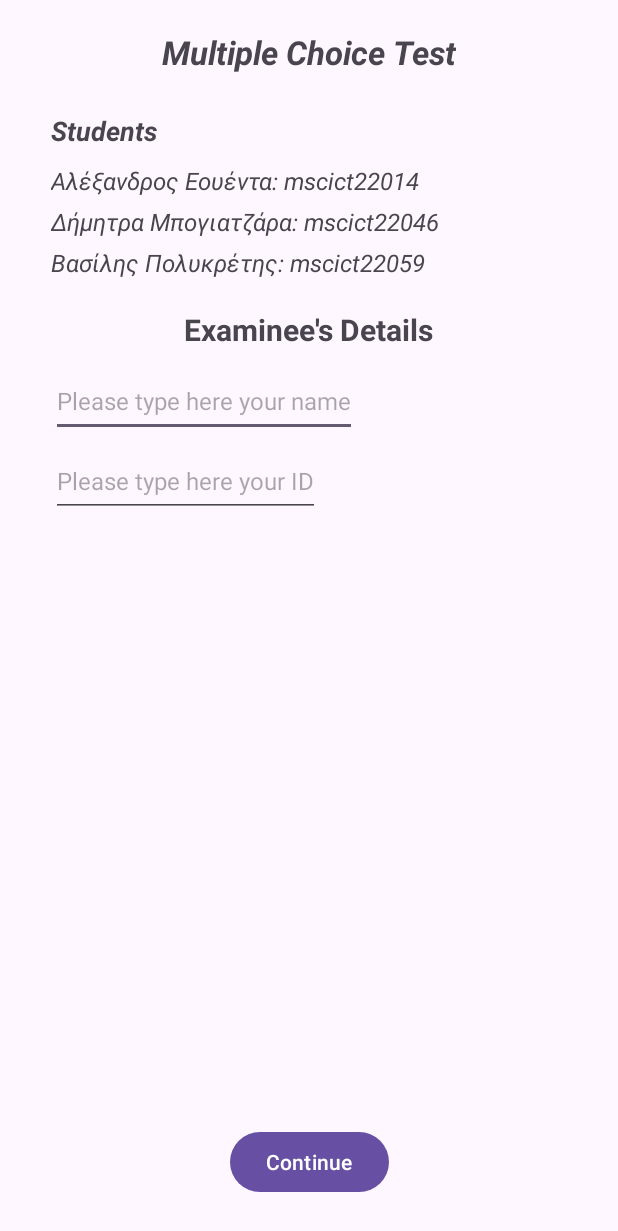
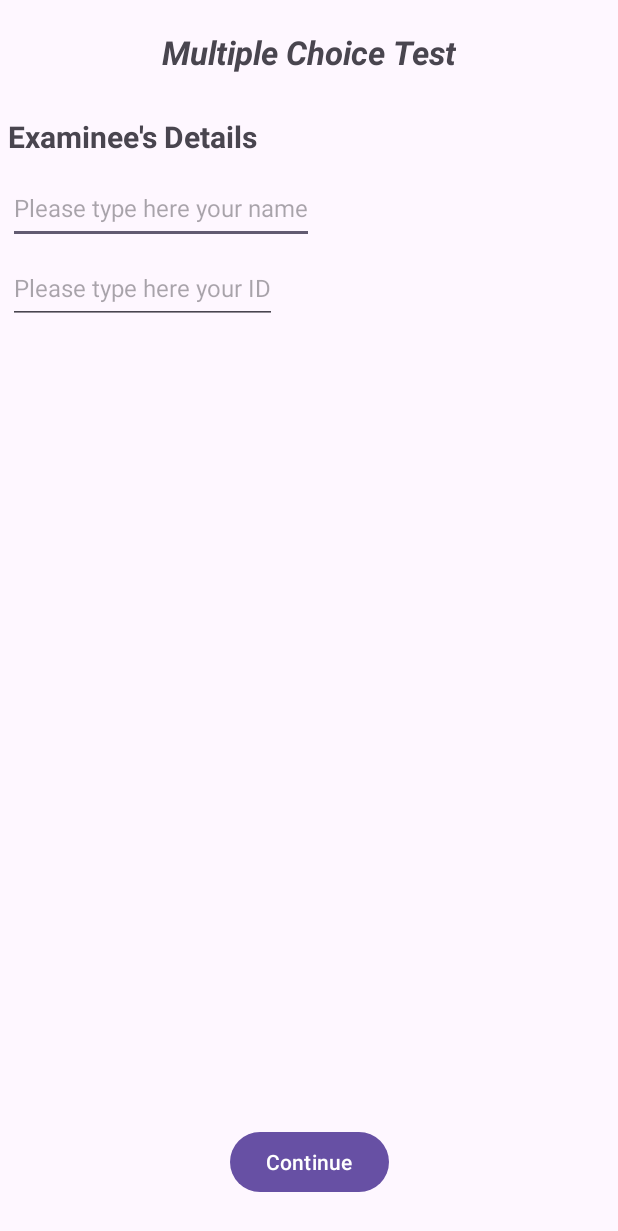
Before and after one commit to Alexandros-Eu/Questionnaire, an Android app: the screen it shows after launch (SplashScreen), on a phone screen of 412 x 824 dp. Shown: the top 1231 px of the screen. Run offline under Robolectric (Android 15) with nearby library versions, the phone set to English and light mode, and no system bars.

Commit message:
Removed student's details

```diff
--- a/app/src/main/res/layout/splash_screen_layout.xml
+++ b/app/src/main/res/layout/splash_screen_layout.xml
@@ -17,52 +17,7 @@
         app:layout_constraintStart_toStartOf="parent"
         app:layout_constraintTop_toTopOf="parent" />
 
-    <TextView
-        android:id="@+id/student_names"
-        android:layout_width="wrap_content"
-        android:layout_height="wrap_content"
-        android:layout_marginTop="25dp"
-        android:text="@string/student_names"
-        android:textAllCaps="false"
-        android:textSize="18sp"
-        android:textStyle="bold|italic"
-        app:layout_constraintEnd_toEndOf="parent"
-        app:layout_constraintHorizontal_bias="0.1"
-        app:layout_constraintStart_toStartOf="parent"
-        app:layout_constraintTop_toBottomOf="@+id/project_title" />
 
-    <TextView
-        android:id="@+id/student_1"
-        android:layout_width="wrap_content"
-        android:layout_height="wrap_content"
-        android:layout_marginTop="10dp"
-        android:text="@string/student_1"
-        android:textSize="16sp"
-        android:textStyle="italic"
-        app:layout_constraintStart_toStartOf="@+id/student_names"
-        app:layout_constraintTop_toBottomOf="@+id/student_names" />
-
-    <TextView
-        android:id="@+id/student_2"
-        android:layout_width="wrap_content"
-        android:layout_height="wrap_content"
-        android:layout_marginTop="5dp"
-        android:text="@string/student_2"
-        android:textSize="16sp"
-        android:textStyle="italic"
-        app:layout_constraintStart_toStartOf="@+id/student_1"
-        app:layout_constraintTop_toBottomOf="@+id/student_1" />
-
-    <TextView
-        android:id="@+id/student_3"
-        android:layout_width="wrap_content"
-        android:layout_height="wrap_content"
-        android:layout_marginTop="5dp"
-        android:text="@string/student_3"
-        android:textSize="16sp"
-        android:textStyle="italic"
-        app:layout_constraintStart_toStartOf="@+id/student_2"
-        app:layout_constraintTop_toBottomOf="@+id/student_2" />
 
     <Button
         android:id="@+id/button_continue"
@@ -79,13 +34,16 @@
         android:id="@+id/text_view_examinee_title"
         android:layout_width="wrap_content"
         android:layout_height="wrap_content"
-        android:layout_marginTop="20dp"
+        android:layout_marginStart="5dp"
+        android:layout_marginTop="28dp"
         android:text="@string/text_view_examinee_title"
         android:textSize="20sp"
         android:textStyle="bold"
         app:layout_constraintEnd_toEndOf="parent"
+        app:layout_constraintEnd_toStartOf="@+id/project_title"
+        app:layout_constraintHorizontal_bias="0.0"
         app:layout_constraintStart_toStartOf="parent"
-        app:layout_constraintTop_toBottomOf="@+id/student_3" />
+        app:layout_constraintTop_toBottomOf="@+id/project_title" />
 
     <com.google.android.material.textfield.TextInputEditText
         android:id="@+id/edit_text_examinee_name"
@@ -95,7 +53,7 @@
         android:hint="@string/edit_text_examinee_name"
         android:minHeight="48dp"
         android:textSize="16sp"
-        app:layout_constraintStart_toStartOf="@+id/student_3"
+        app:layout_constraintStart_toStartOf="@+id/text_view_examinee_title"
         app:layout_constraintTop_toBottomOf="@+id/text_view_examinee_title" />
 
     <com.google.android.material.textfield.TextInputEditText
```
